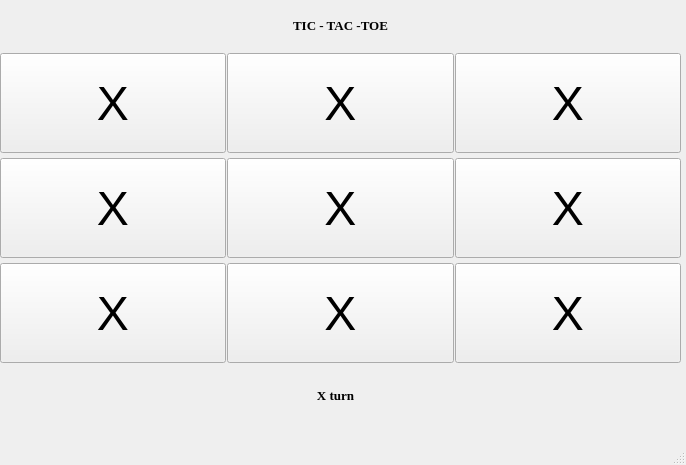
Before: the Qt Designer form GUI_TICTACTOE/tictactoe_op.ui in Denzaro/TIC-TAC-TOE-game, drawn with Qt 5.
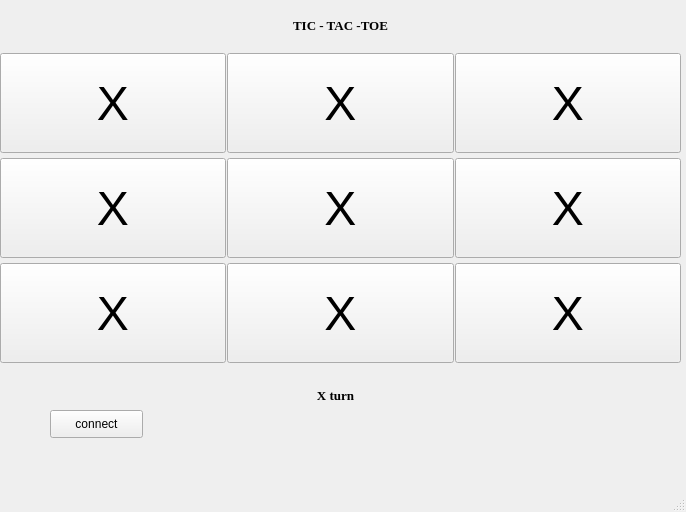
After: the same form once the commit is applied.

What changed in the file:
```diff
--- a/GUI_TICTACTOE/tictactoe_op.ui
+++ b/GUI_TICTACTOE/tictactoe_op.ui
@@ -7,7 +7,7 @@
     <x>0</x>
     <y>0</y>
     <width>686</width>
-    <height>465</height>
+    <height>512</height>
    </rect>
   </property>
   <property name="windowTitle">
@@ -302,6 +302,19 @@
      <set>Qt::AlignCenter</set>
     </property>
    </widget>
+   <widget class="QPushButton" name="Connect">
+    <property name="geometry">
+     <rect>
+      <x>50</x>
+      <y>410</y>
+      <width>93</width>
+      <height>28</height>
+     </rect>
+    </property>
+    <property name="text">
+     <string>connect</string>
+    </property>
+   </widget>
   </widget>
   <widget class="QMenuBar" name="menubar">
    <property name="geometry">
```
